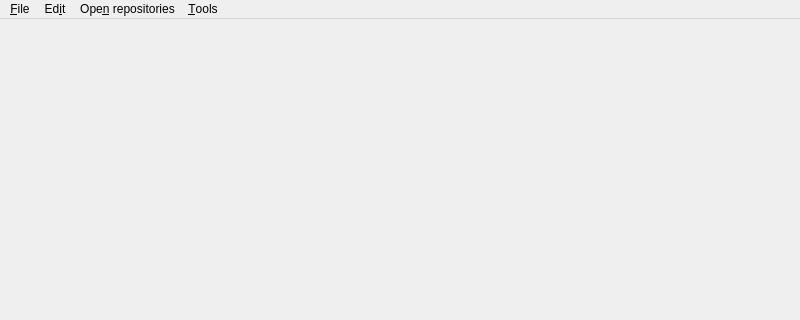
First picture: the form in src/mainwindow.ui, repository feelx88/git-qui, before the edit; both pictures show x 0 to 800 and y 0 to 320 of the 800 by 600 pixel window.
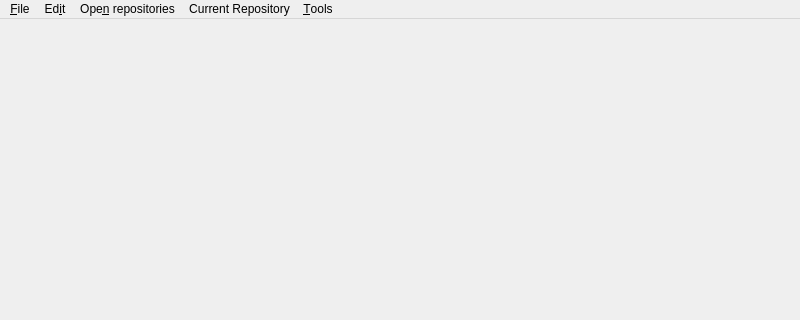
Second picture: the form after the edit.

What changed in the file:
```diff
--- a/src/mainwindow.ui
+++ b/src/mainwindow.ui
@@ -80,9 +80,18 @@
     <addaction name="actionStart_git_gui_for_current_repository"/>
     <addaction name="actionStart_gitk_for_current_repository"/>
    </widget>
+   <widget class="QMenu" name="menuCurrent_Repository">
+    <property name="title">
+     <string>Current Repository</string>
+    </property>
+    <addaction name="actionPush"/>
+    <addaction name="actionPull"/>
+    <addaction name="actionPull_Rebase"/>
+   </widget>
    <addaction name="menuFile"/>
    <addaction name="menuEdit"/>
    <addaction name="menuRepositories"/>
+   <addaction name="menuCurrent_Repository"/>
    <addaction name="menuTool"/>
   </widget>
   <action name="actionOpen_Repository">
```
Left out of the diff: 15 changed lines with no effect on the pictures.
